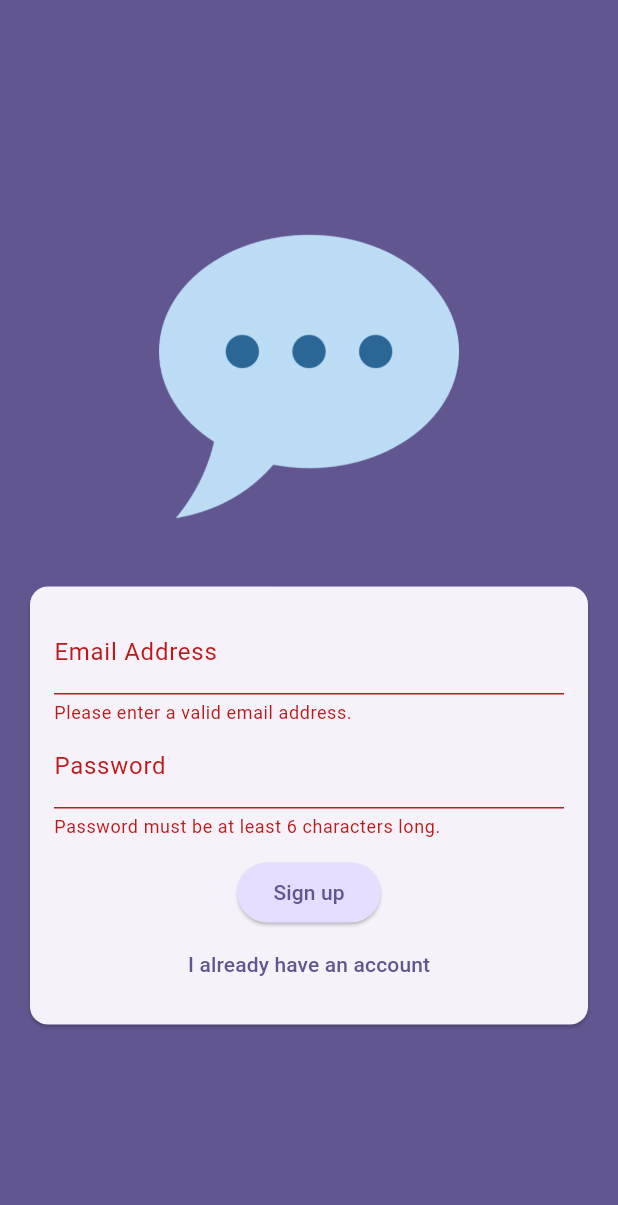
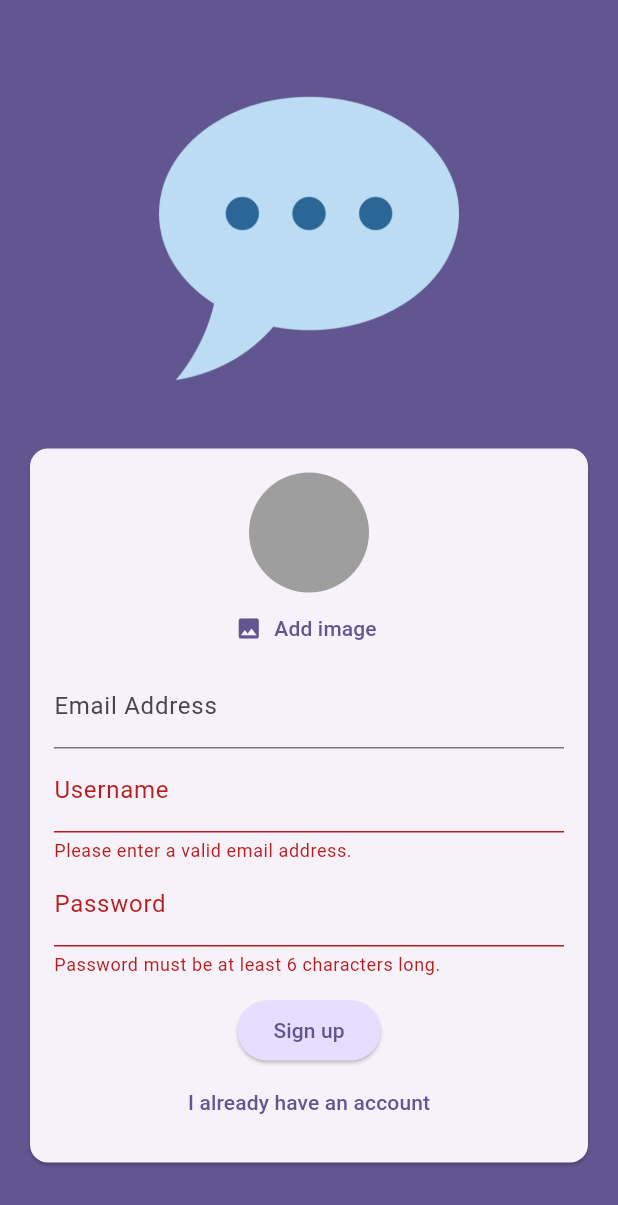
Before and after one commit to baltsaros/chat_app, a Flutter app: the screen it shows after launch, after a tap on "Log In", after a tap on "Create an account", on a phone screen of 412 x 824 dp. Shown: the top 1205 px of the screen. Run offline on Flutter 3.47's test engine with Material 3 defaults, Android fonts, the phone set to English and light mode, and no system bars; our stand-ins replace cloud_firestore, firebase_auth, firebase_core, firebase_storage, image_picker; accounts and stored records are empty.

Commit message:
better auth

```diff
--- a/lib/main.dart
+++ b/lib/main.dart
@@ -1,5 +1,8 @@
+import 'package:chat_app/screens/chat.dart';
+import 'package:chat_app/screens/splash.dart';
 import 'package:flutter/material.dart';
 import 'package:firebase_core/firebase_core.dart';
+import 'package:firebase_auth/firebase_auth.dart';
 import 'firebase_options.dart';
 
 import 'package:chat_app/screens/auth.dart';
@@ -23,7 +26,18 @@ class App extends StatelessWidget {
         colorScheme: ColorScheme.fromSeed(
             seedColor: const Color.fromARGB(255, 63, 17, 177)),
       ),
-      home: const AuthScreen(),
+      home: StreamBuilder(
+        stream: FirebaseAuth.instance.authStateChanges(),
+        builder: (ctx, snapshot) {
+          if (snapshot.connectionState == ConnectionState.waiting) {
+            return const SplashScreen();
+          }
+          if (snapshot.hasData) {
+            return const ChatScreen();
+          }
+          return const AuthScreen();
+        },
+      ),
     );
   }
 }
--- a/lib/screens/auth.dart
+++ b/lib/screens/auth.dart
@@ -1,4 +1,12 @@
+import 'dart:io';
+
+import 'package:chat_app/widgets/user_image_picker.dart';
+import 'package:cloud_firestore/cloud_firestore.dart';
+import 'package:firebase_storage/firebase_storage.dart';
 import 'package:flutter/material.dart';
+import 'package:firebase_auth/firebase_auth.dart';
+
+final _firebase = FirebaseAuth.instance;
 
 class AuthScreen extends StatefulWidget {
   const AuthScreen({super.key});
@@ -13,13 +21,63 @@ class _AuthScreenState extends State<AuthScreen> {
   final _form = GlobalKey<FormState>();
   var _isLogin = true;
   var _enteredEmail = '';
+  var _enteredUsername = '';
   var _enteredPassword = '';
+  File? _selectedImage;
+  var _isAuthenticating = false;
 
-  void _submit() {
+  void _submit() async {
     final isValid = _form.currentState!.validate();
 
-    if (isValid) {
+    if (!isValid || !_isLogin && _selectedImage == null) {
+      return;
+    }
+
     _form.currentState!.save();
+    try {
+      setState(() {
+        _isAuthenticating = true;
+      });
+      if (_isLogin) {
+        final userCredentials = await _firebase.signInWithEmailAndPassword(
+          email: _enteredEmail,
+          password: _enteredPassword,
+        );
+      } else {
+        final userCredentials = await _firebase.createUserWithEmailAndPassword(
+          email: _enteredEmail,
+          password: _enteredPassword,
+        );
+        // image upload
+        // final storageRef = FirebaseStorage.instance
+        //     .ref()
+        //     .child('user_images')
+        //     .child('${userCredentials.user!.uid}.jpg');
+        // await storageRef.putFile(_selectedImage!);
+        // final imageUrl = await storageRef.getDownloadURL();
+        const imageUrl =
+            'https://cdn.drouot.com/d/image/lot?size=fsquare&path=131/126750/4af307561c2d21ba2dc5de825c01184e';
+        await FirebaseFirestore.instance
+            .collection('users')
+            .doc(userCredentials.user!.uid)
+            .set({
+          'username': _enteredUsername,
+          'email': _enteredEmail,
+          'image_url': imageUrl,
+        });
+      }
+    } on FirebaseAuthException catch (err) {
+      if (context.mounted) {
+        ScaffoldMessenger.of(context).clearSnackBars();
+        ScaffoldMessenger.of(context).showSnackBar(
+          SnackBar(
+            content: Text(err.message ?? 'Authentication failed.'),
+          ),
+        );
+        setState(() {
+          _isAuthenticating = false;
+        });
+      }
     }
   }
 
@@ -52,6 +110,12 @@ class _AuthScreenState extends State<AuthScreen> {
                       child: Column(
                         mainAxisSize: MainAxisSize.min,
                         children: [
+                          if (!_isLogin)
+                            UserImagePicker(
+                              onPickImage: (pickedImage) {
+                                _selectedImage = pickedImage;
+                              },
+                            ),
                           TextFormField(
                             decoration: const InputDecoration(
                               labelText: 'Email Address',
@@ -71,6 +135,21 @@ class _AuthScreenState extends State<AuthScreen> {
                               _enteredEmail = value!;
                             },
                           ),
+                          if (!_isLogin)
+                            TextFormField(
+                              decoration: const InputDecoration(
+                                labelText: 'Username',
+                              ),
+                              enableSuggestions: false,
+                              validator: (value) {
+                                if (value == null || value.isEmpty || value.trim().length < 4) {
+                                  return 'Username must be at least 4 characters long.';
+                                }
+                              },
+                              onSaved: (value) {
+                                _enteredUsername = value!;
+                              }
+                            ),
                           TextFormField(
                             decoration: const InputDecoration(
                               labelText: 'Password',
@@ -87,6 +166,9 @@ class _AuthScreenState extends State<AuthScreen> {
                             },
                           ),
                           const SizedBox(height: 12),
+                          if (_isAuthenticating)
+                            const CircularProgressIndicator(),
+                          if (!_isAuthenticating)
                             ElevatedButton(
                               onPressed: _submit,
                               style: ElevatedButton.styleFrom(
@@ -96,6 +178,7 @@ class _AuthScreenState extends State<AuthScreen> {
                               ),
                               child: Text(_isLogin ? 'Log In' : 'Sign up'),
                             ),
+                          if (!_isAuthenticating)
                             TextButton(
                               onPressed: () {
                                 setState(() {
--- /dev/null
+++ b/lib/screens/splash.dart
@@ -0,0 +1,17 @@
+import 'package:flutter/material.dart';
+
+class SplashScreen extends StatelessWidget {
+  const SplashScreen({super.key});
+
+  @override
+  Widget build(BuildContext context) {
+    return Scaffold(
+      appBar: AppBar(
+        title: const Text('Flutter Chat'),
+      ),
+      body: const Center(
+        child: Text('Loading'),
+      ),
+    );
+  }
+}
--- /dev/null
+++ b/lib/widgets/user_image_picker.dart
@@ -0,0 +1,61 @@
+import 'dart:io';
+
+import 'package:flutter/material.dart';
+import 'package:image_picker/image_picker.dart';
+
+class UserImagePicker extends StatefulWidget {
+  const UserImagePicker({super.key, required this.onPickImage});
+
+  final void Function(File pickedImage) onPickImage;
+
+  @override
+  State<UserImagePicker> createState() {
+    return _UserImagePickerState();
+  }
+}
+
+class _UserImagePickerState extends State<UserImagePicker> {
+  File? _pickedImageFile;
+
+  void _pickImage() async {
+    final pickedImage = await ImagePicker().pickImage(
+      source: ImageSource.camera,
+      imageQuality: 50,
+      maxWidth: 150,
+    );
+
+    if (pickedImage == null) {
+      return;
+    }
+
+    setState(() {
+      _pickedImageFile = File(pickedImage.path);
+    });
+
+    widget.onPickImage(_pickedImageFile!);
+  }
+
+  @override
+  Widget build(BuildContext context) {
+    return Column(
+      children: [
+        CircleAvatar(
+          radius: 40,
+          backgroundColor: Colors.grey,
+          foregroundImage:
+              _pickedImageFile != null ? FileImage(_pickedImageFile!) : null,
+        ),
+        TextButton.icon(
+          onPressed: _pickImage,
+          icon: const Icon(Icons.image),
+          label: Text(
+            'Add image',
+            style: TextStyle(
+              color: Theme.of(context).colorScheme.primary,
+            ),
+          ),
+        ),
+      ],
+    );
+  }
+}
--- a/pubspec.yaml
+++ b/pubspec.yaml
@@ -37,6 +37,9 @@ dependencies:
   cupertino_icons: ^1.0.8
   firebase_core: ^3.8.0
   firebase_auth: ^5.3.3
+  image_picker: ^1.1.2
+  firebase_storage: ^12.3.6
+  cloud_firestore: ^5.5.0
 
 dev_dependencies:
   flutter_test:
```
Also changed, not shown: lib/screens/chat.dart (added, +29 -0 lines), pubspec.lock, 9 other files. Lines whose indentation alone changed are shown as unchanged.
